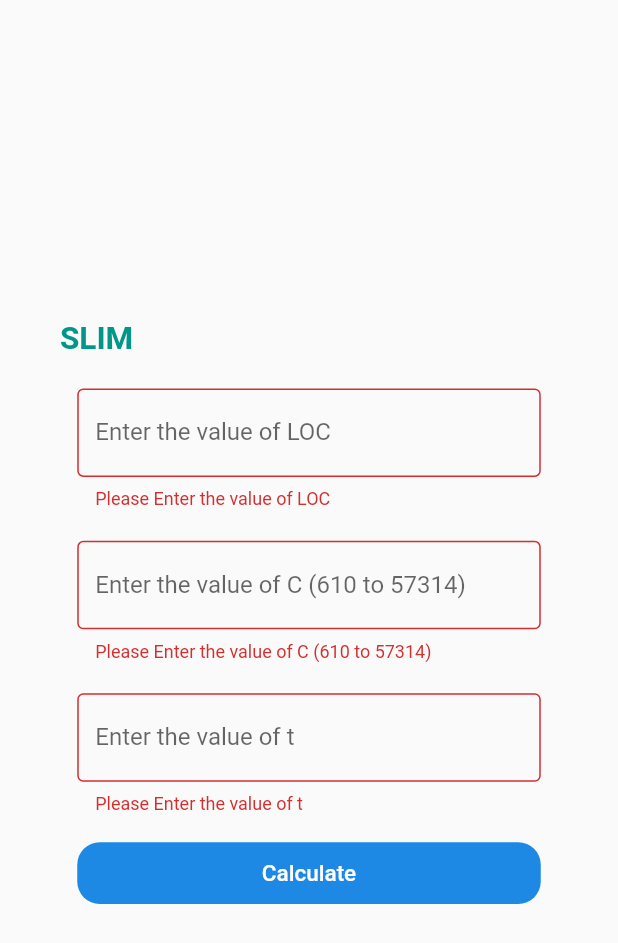
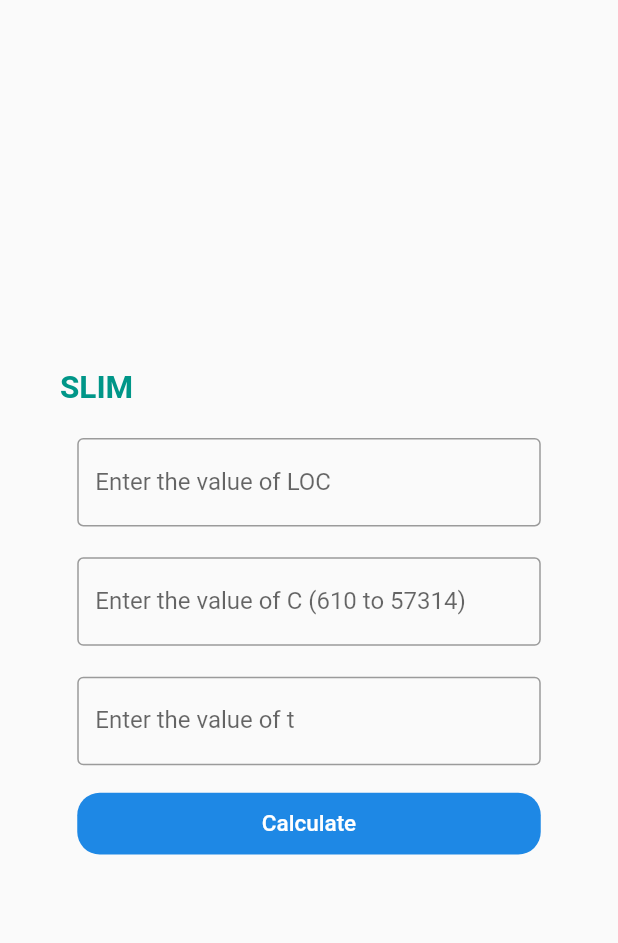
Before and after one commit to MFY2000/Spm-Bugdet-technique, a Flutter app: the SLIMCalculator widget shown alone on an empty page, opened directly, on a phone screen of 412 x 824 dp. Shown: the top 943 px of the screen. Run offline on Flutter 3.47's test engine with Material 2 defaults, Android fonts, the phone set to English and light mode, and no system bars.

Commit message:
MFY auto commit at 18/11/2021 06:40:33

```diff
--- a/Flutter/budget_calculator/lib/Pages/SLIM.dart
+++ b/Flutter/budget_calculator/lib/Pages/SLIM.dart
@@ -36,17 +36,17 @@ class _SLIMCalculatorState extends State<SLIMCalculator> {
         TextFeildCustom(
           width_: 0.75,
           taskInput: inputTextLOC,
-          inputLabel: "Enter the value of LOC", isValid: true,
+          inputLabel: "Enter the value of LOC", isValid: false,
         ),
         TextFeildCustom(
           width_: 0.75,
           taskInput: inputTextC,
-          inputLabel: "Enter the value of C (610 to 57314)", isValid: true,
+          inputLabel: "Enter the value of C (610 to 57314)", isValid: false,
         ),
         TextFeildCustom(
           width_: 0.75,
           taskInput: inputTextT,
-          inputLabel: "Enter the value of t", isValid: true,
+          inputLabel: "Enter the value of t", isValid: false,
         ),
         TextButton(
             onPressed: () => {calculateSlim()},
```
